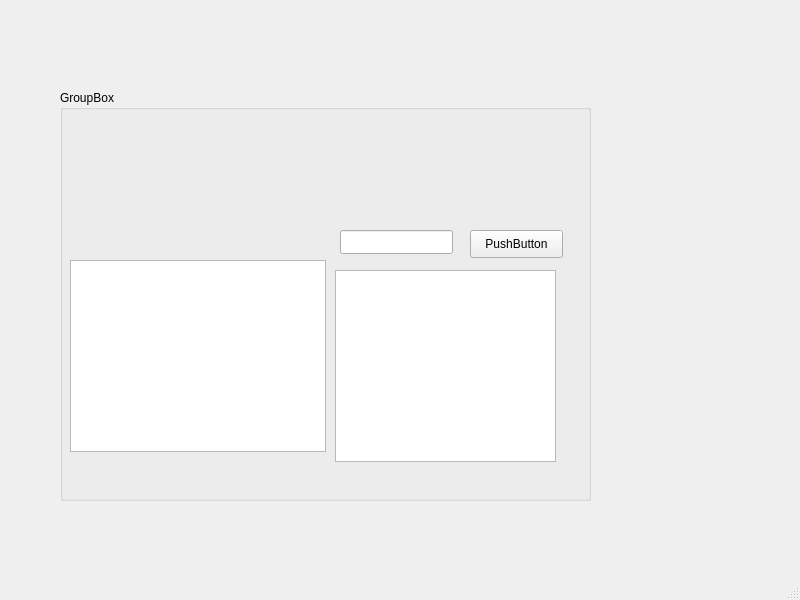
First picture: the form in mainwindow.ui, repository dinayuil/Tokie, before the edit.
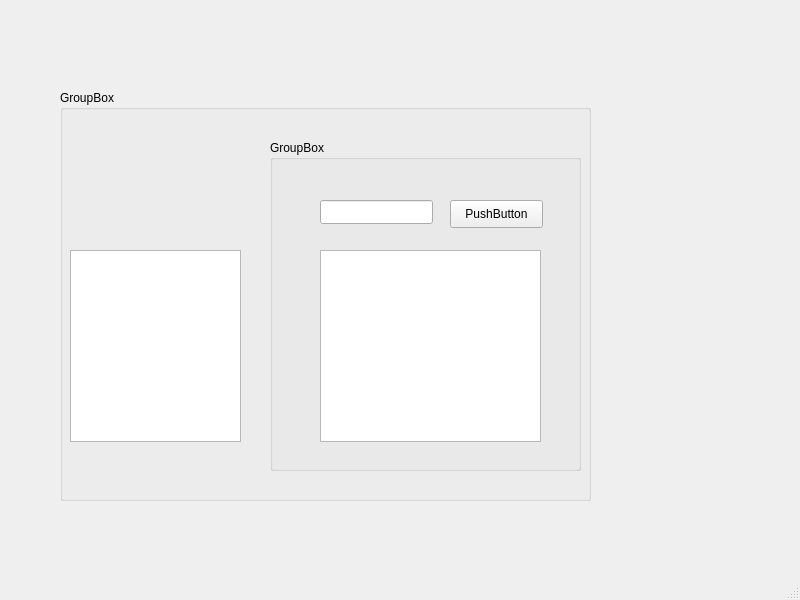
Second picture: the form after the edit.

Commit message: can change between lists

What changed in the file:
```diff
--- a/mainwindow.ui
+++ b/mainwindow.ui
@@ -26,21 +26,33 @@
     <property name="title">
      <string>GroupBox</string>
     </property>
-    <widget class="QListView" name="todoListView">
+    <widget class="QListView" name="listNamesView">
      <property name="geometry">
       <rect>
-       <x>275</x>
-       <y>180</y>
-       <width>221</width>
+       <x>10</x>
+       <y>160</y>
+       <width>171</width>
        <height>192</height>
       </rect>
      </property>
     </widget>
+    <widget class="QGroupBox" name="groupBox_2">
+     <property name="geometry">
+      <rect>
+       <x>210</x>
+       <y>50</y>
+       <width>311</width>
+       <height>331</height>
+      </rect>
+     </property>
+     <property name="title">
+      <string>GroupBox</string>
+     </property>
     <widget class="QLineEdit" name="newTodoEdit">
      <property name="geometry">
       <rect>
-       <x>280</x>
-       <y>140</y>
+        <x>50</x>
+        <y>60</y>
        <width>113</width>
        <height>24</height>
       </rect>
@@ -49,8 +61,8 @@
     <widget class="QPushButton" name="addBtn">
      <property name="geometry">
       <rect>
-       <x>410</x>
-       <y>140</y>
+        <x>180</x>
+        <y>60</y>
        <width>93</width>
        <height>28</height>
       </rect>
@@ -59,15 +71,16 @@
       <string>PushButton</string>
      </property>
     </widget>
-    <widget class="QListView" name="listNamesView">
+     <widget class="QListView" name="todoListView">
      <property name="geometry">
       <rect>
-       <x>10</x>
-       <y>170</y>
-       <width>256</width>
+        <x>50</x>
+        <y>110</y>
+        <width>221</width>
        <height>192</height>
       </rect>
      </property>
+     </widget>
     </widget>
    </widget>
   </widget>
```
Left out of the diff: 2 changed lines with no effect on the pictures. Lines whose indentation alone changed are shown as unchanged. The commit also changes 3 other files.
